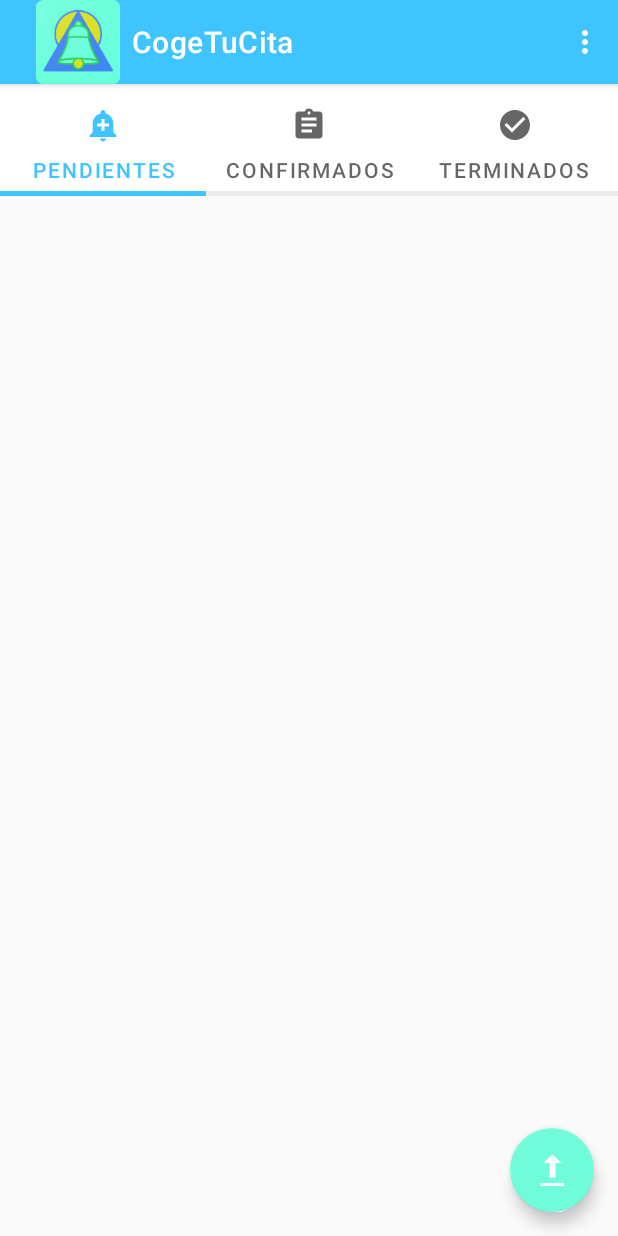
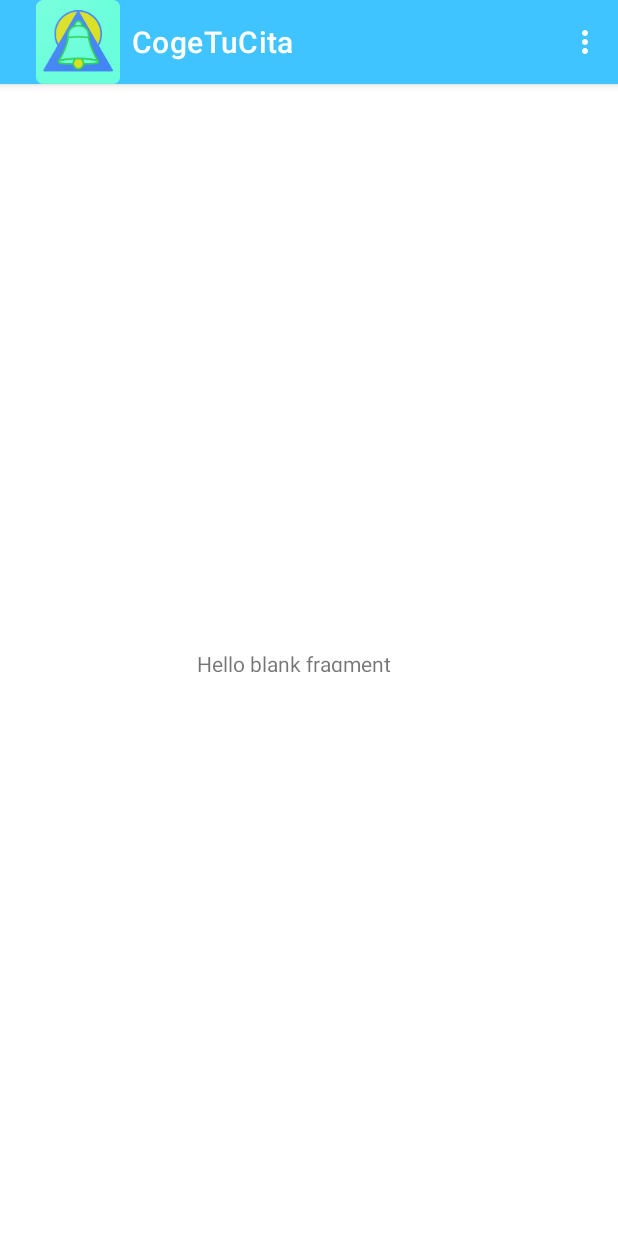
Before and after one commit to JorgeGalingP/android-appointments, an Android app: the screen it shows after launch (MainActivity before the commit, HelpActivity after it), in the options menu, after a tap on "Ayuda", on a phone screen of 412 x 824 dp. Run offline under Robolectric (Android 15) with nearby library versions, the phone set to English and light mode, and no system bars.

Commit message:
HelpActivity WIP

```diff
--- a/app/src/main/AndroidManifest.xml
+++ b/app/src/main/AndroidManifest.xml
@@ -9,6 +9,8 @@
             android:roundIcon="@mipmap/ic_launcher_round"
             android:supportsRtl="true"
             android:theme="@style/AppTheme">
+        <activity android:name=".activities.HelpActivity">
+        </activity>
         <activity android:name=".activities.UpdateActivity">
         </activity>
         <activity android:name=".activities.MainActivity">
--- /dev/null
+++ b/app/src/main/java/com/ldm/cogetucita/activities/HelpActivity.java
@@ -0,0 +1,57 @@
+package com.ldm.cogetucita.activities;
+
+import android.content.Intent;
+import android.view.Menu;
+import android.view.MenuInflater;
+import android.view.MenuItem;
+import androidx.appcompat.app.AppCompatActivity;
+import android.os.Bundle;
+import androidx.viewpager2.widget.ViewPager2;
+import com.ldm.cogetucita.R;
+import com.ldm.cogetucita.adapters.HelpPagerAdapter;
+
+public class HelpActivity extends AppCompatActivity {
+
+    @Override
+    protected void onCreate(Bundle savedInstanceState) {
+        super.onCreate(savedInstanceState);
+        setContentView(R.layout.activity_help);
+
+        if (getSupportActionBar() != null){
+            getSupportActionBar().setDisplayShowHomeEnabled(true);
+            getSupportActionBar().setIcon(R.mipmap.ic_launcher);
+        }
+
+        // set ViewPager2
+        ViewPager2 viewPager2 = findViewById(R.id.viewPager);
+        viewPager2.setAdapter(new HelpPagerAdapter(this));
+    }
+
+    @Override
+    public boolean onCreateOptionsMenu(Menu menu) {
+        MenuInflater inflater = getMenuInflater();
+        inflater.inflate(R.menu.settings_menu, menu);
+
+        return true;
+    }
+
+    @Override
+    public boolean onOptionsItemSelected(MenuItem item) {
+        int id = item.getItemId();
+        switch (id){
+            case android.R.id.home:
+                // go to the main activity
+                Intent intent = new Intent(this, MainActivity.class);
+                intent.addFlags(Intent.FLAG_ACTIVITY_CLEAR_TOP | Intent.FLAG_ACTIVITY_NEW_TASK);
+
+                startActivity(intent);
+                finish();
+
+                return true;
+            default:
+                break;
+        }
+
+        return super.onOptionsItemSelected(item);
+    }
+}
--- a/app/src/main/java/com/ldm/cogetucita/activities/MainActivity.java
+++ b/app/src/main/java/com/ldm/cogetucita/activities/MainActivity.java
@@ -127,16 +127,22 @@ public class MainActivity extends AppCompatActivity {
         switch (id){
             case android.R.id.home:
                 // go to the main activity
-                Intent intent = new Intent(this, MainActivity.class);
-                intent.addFlags(Intent.FLAG_ACTIVITY_CLEAR_TOP | Intent.FLAG_ACTIVITY_NEW_TASK);
+                Intent homeIntent = new Intent(this, MainActivity.class);
+                homeIntent.addFlags(Intent.FLAG_ACTIVITY_CLEAR_TOP | Intent.FLAG_ACTIVITY_NEW_TASK);
 
-                startActivity(intent);
+                startActivity(homeIntent);
                 finish();
 
                 return true;
             case R.id.help:
-                Toast.makeText(MainActivity.this, "Selected help!", Toast.LENGTH_SHORT).show();
-                break;
+                // go to the main activity
+                Intent helpIntent = new Intent(this, HelpActivity.class);
+                helpIntent.addFlags(Intent.FLAG_ACTIVITY_CLEAR_TOP | Intent.FLAG_ACTIVITY_NEW_TASK);
+
+                startActivity(helpIntent);
+                finish();
+
+                return true;
             case R.id.about:
                 Toast.makeText(MainActivity.this, "Selected about!", Toast.LENGTH_SHORT).show();
                 break;
--- /dev/null
+++ b/app/src/main/java/com/ldm/cogetucita/adapters/HelpPagerAdapter.java
@@ -0,0 +1,28 @@
+package com.ldm.cogetucita.adapters;
+
+import androidx.fragment.app.Fragment;
+import androidx.fragment.app.FragmentActivity;
+import androidx.viewpager2.adapter.FragmentStateAdapter;
+import com.ldm.cogetucita.fragments.*;
+
+public class HelpPagerAdapter extends FragmentStateAdapter {
+
+    public HelpPagerAdapter(FragmentActivity fragmentActivity) {
+        super(fragmentActivity);
+    }
+
+    @Override
+    public Fragment createFragment(int position) {
+        switch (position){
+            case 0:
+                return new Help1Fragment();
+            default:
+                return new Help2Fragment();
+        }
+    }
+
+    @Override
+    public int getItemCount() {
+        return 2;
+    }
+}
--- a/app/src/main/java/com/ldm/cogetucita/fragments/DoneFragment.java
+++ b/app/src/main/java/com/ldm/cogetucita/fragments/DoneFragment.java
@@ -18,7 +18,6 @@ import com.ldm.cogetucita.repositories.AppointmentRepository;
 import java.util.List;
 
 public class DoneFragment extends Fragment {
-    private ProgressBar progressBar;
 
     private List<Appointment> pendingList;
 
--- /dev/null
+++ b/app/src/main/java/com/ldm/cogetucita/fragments/Help1Fragment.java
@@ -0,0 +1,27 @@
+package com.ldm.cogetucita.fragments;
+
+import android.os.Bundle;
+import androidx.fragment.app.Fragment;
+import android.view.LayoutInflater;
+import android.view.View;
+import android.view.ViewGroup;
+import com.ldm.cogetucita.R;
+
+public class Help1Fragment extends Fragment {
+
+    public Help1Fragment() {
+        // Required empty public constructor
+    }
+
+    @Override
+    public void onCreate(Bundle savedInstanceState) {
+        super.onCreate(savedInstanceState);
+    }
+
+    @Override
+    public View onCreateView(LayoutInflater inflater, ViewGroup container,
+                             Bundle savedInstanceState) {
+        // Inflate the layout for this fragment
+        return inflater.inflate(R.layout.fragment_help1, container, false);
+    }
+}
--- /dev/null
+++ b/app/src/main/res/layout/activity_help.xml
@@ -0,0 +1,16 @@
+<?xml version="1.0" encoding="utf-8"?>
+<androidx.constraintlayout.widget.ConstraintLayout
+        xmlns:android="http://schemas.android.com/apk/res/android"
+        xmlns:tools="http://schemas.android.com/tools"
+        xmlns:app="http://schemas.android.com/apk/res-auto"
+        android:layout_width="match_parent"
+        android:layout_height="match_parent"
+        tools:context=".activities.HelpActivity">
+
+    <androidx.viewpager2.widget.ViewPager2
+            android:id="@+id/viewPager"
+            android:layout_width="match_parent"
+            android:layout_height="0dp"
+            app:layout_constraintBottom_toBottomOf="parent"
+            app:layout_constraintTop_toTopOf="parent"/>
+</androidx.constraintlayout.widget.ConstraintLayout>
--- /dev/null
+++ b/app/src/main/res/layout/fragment_help1.xml
@@ -0,0 +1,20 @@
+<?xml version="1.0" encoding="utf-8"?>
+<androidx.constraintlayout.widget.ConstraintLayout xmlns:android="http://schemas.android.com/apk/res/android"
+                                                   xmlns:app="http://schemas.android.com/apk/res-auto"
+                                                   xmlns:tools="http://schemas.android.com/tools"
+                                                   android:layout_width="match_parent"
+                                                   android:layout_height="match_parent"
+                                                   tools:context=".fragments.Help1Fragment"
+                                                   android:id="@+id/frameLayout">
+
+    <TextView
+            android:text="@string/hello_blank_fragment"
+            android:id="@+id/textView"
+            app:layout_constraintEnd_toEndOf="parent"
+            app:layout_constraintStart_toStartOf="parent"
+            app:layout_constraintTop_toTopOf="parent"
+            app:layout_constraintBottom_toBottomOf="parent"
+            android:layout_height="15dp"
+            android:layout_width="150dp"/>
+
+</androidx.constraintlayout.widget.ConstraintLayout>
--- a/app/src/main/res/values/strings.xml
+++ b/app/src/main/res/values/strings.xml
@@ -5,6 +5,7 @@
     <string name="settings_option_2">Acerca de</string>
     <string name="registry">Registrar</string>
     <string name="update">Actualizar</string>
+    <string name="delete">Eliminar</string>
     <string name="registry_name">Añadir nombre…</string>
     <string name="registry_surname">Añadir apellidos…</string>
     <string name="registry_email">Añadir email…</string>
@@ -19,6 +20,8 @@
     <string name="update_state">Actualizar el estado…</string>
     <string name="update_message_sucess">Actualizado correctamente</string>
     <string name="update_message_fail">Faltan datos requeridos</string>
+    <string name="delete_message_sucess">Eliminado correctamente</string>
+    <string name="delete_message_fail">No se ha podido eliminar</string>
     <string name="item_appointment_name">Nombre</string>
     <string name="item_appointment_surname">Apellidos</string>
     <string name="item_appointment_email">Email</string>
@@ -27,4 +30,6 @@
     <string name="item_appointment_product">Producto</string>
     <string name="item_appointment_price">Precio</string>
     <string name="item_appointment_state">Estado</string>
+    <!-- TODO: Remove or change this placeholder text -->
+    <string name="hello_blank_fragment">Hello blank fragment</string>
 </resources>
```
Also changed, not shown: app/src/main/java/com/ldm/cogetucita/activities/UpdateActivity.java (+22 -0 lines), app/src/main/java/com/ldm/cogetucita/fragments/Help2Fragment.java (added, +27 -0 lines), app/src/main/java/com/ldm/cogetucita/repositories/AppointmentRepository.java (+18 -0 lines), app/src/main/res/layout/activity_update.xml (+13 -0 lines), app/src/main/res/layout/fragment_help2.xml (added, +20 -0 lines).
